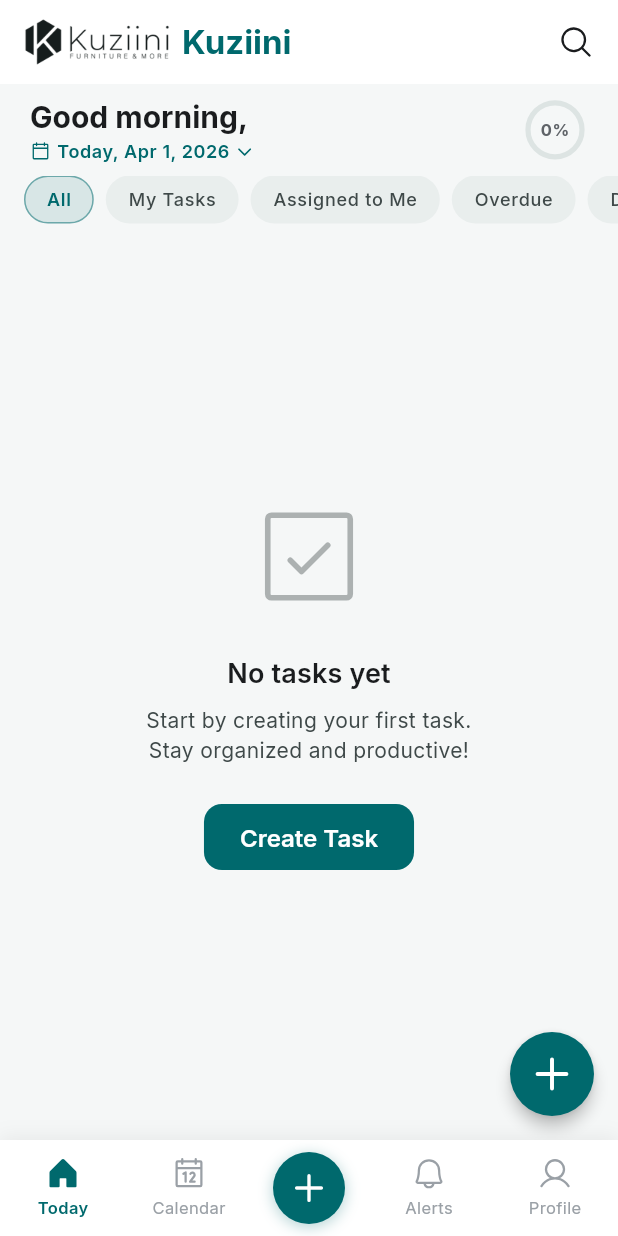
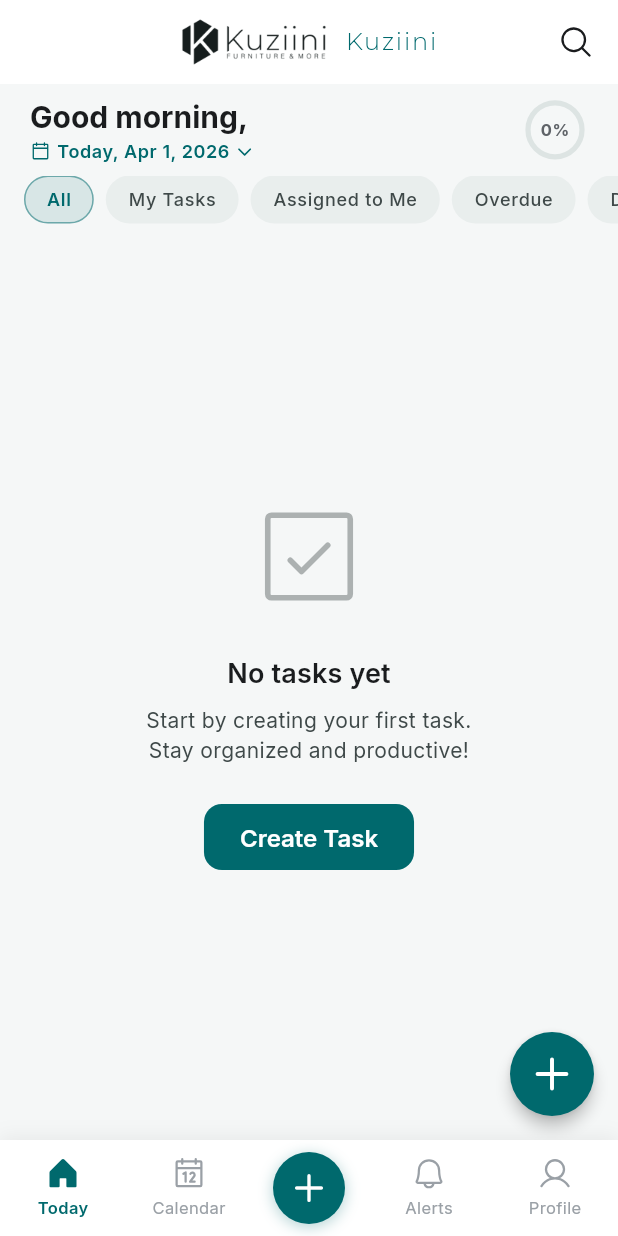
Before and after one commit to Kuziini-product/TASK-Planner, a Flutter app: the DailyTasksScreen screen opened by its route, on a phone screen of 412 x 824 dp. Run offline on Flutter 3.47's test engine with Material 3 defaults, Android fonts, the phone set to English and light mode, and no system bars; drawn by our look-alikes of flutter_animate; our stand-ins replace file_picker, flutter_riverpod, go_router, google_fonts, image_picker, phosphor_flutter and 4 more; missing offline and left inert: dart:js_interop, dart:js_util; accounts and stored records are empty.

Commit message:
Style AppBar titles: Montserrat thin font, centered with larger logo
Co-Authored-By: Claude Opus 4.6 (1M context) <noreply@anthropic.com>

```diff
--- a/kuziini_app/lib/features/tasks/presentation/daily_tasks_screen.dart
+++ b/kuziini_app/lib/features/tasks/presentation/daily_tasks_screen.dart
@@ -2,6 +2,7 @@ import 'package:flutter/material.dart';
 import 'package:flutter_animate/flutter_animate.dart';
 import 'package:flutter_riverpod/flutter_riverpod.dart';
 import 'package:go_router/go_router.dart';
+import 'package:google_fonts/google_fonts.dart';
 import 'package:phosphor_flutter/phosphor_flutter.dart';
 
 import '../../../core/constants/app_colors.dart';
@@ -79,19 +80,23 @@ class _DailyTasksScreenState extends ConsumerState<DailyTasksScreen> {
             SliverAppBar(
               floating: true,
               snap: true,
+              centerTitle: true,
               title: Row(
+                mainAxisSize: MainAxisSize.min,
                 children: [
                   Image.asset(
                     'assets/images/kuziini_logo.png',
                     height: 32,
                     color: theme.colorScheme.onSurface,
                   ),
-                  const SizedBox(width: 8),
+                  const SizedBox(width: 12),
                   Text(
                     'Kuziini',
-                    style: theme.textTheme.titleLarge?.copyWith(
-                      fontWeight: FontWeight.w700,
+                    style: GoogleFonts.montserrat(
+                      fontSize: 16,
+                      fontWeight: FontWeight.w300,
                       color: primaryColor,
+                      letterSpacing: 1.2,
                     ),
                   ),
                 ],
```
Also changed, not shown: kuziini_app/lib/features/notifications/presentation/notifications_screen.dart (+5 -3 lines), kuziini_app/lib/features/profile/presentation/profile_screen.dart (+5 -3 lines), kuziini_app/lib/features/tasks/presentation/calendar_screen.dart (+5 -3 lines), 1 other file.
